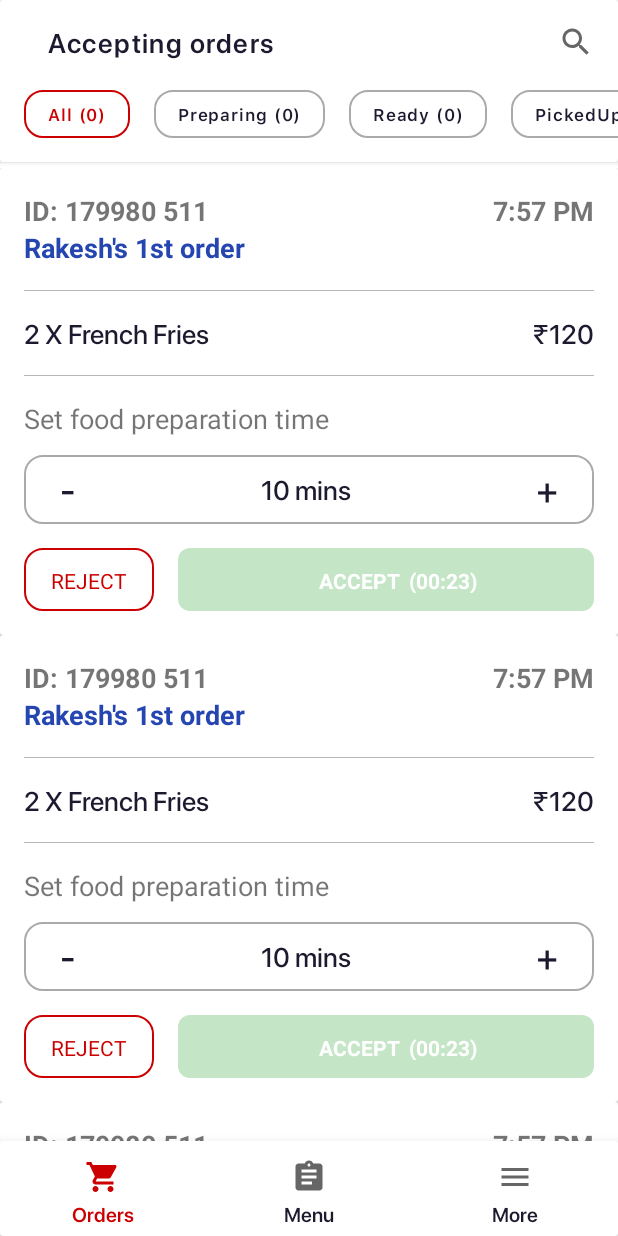
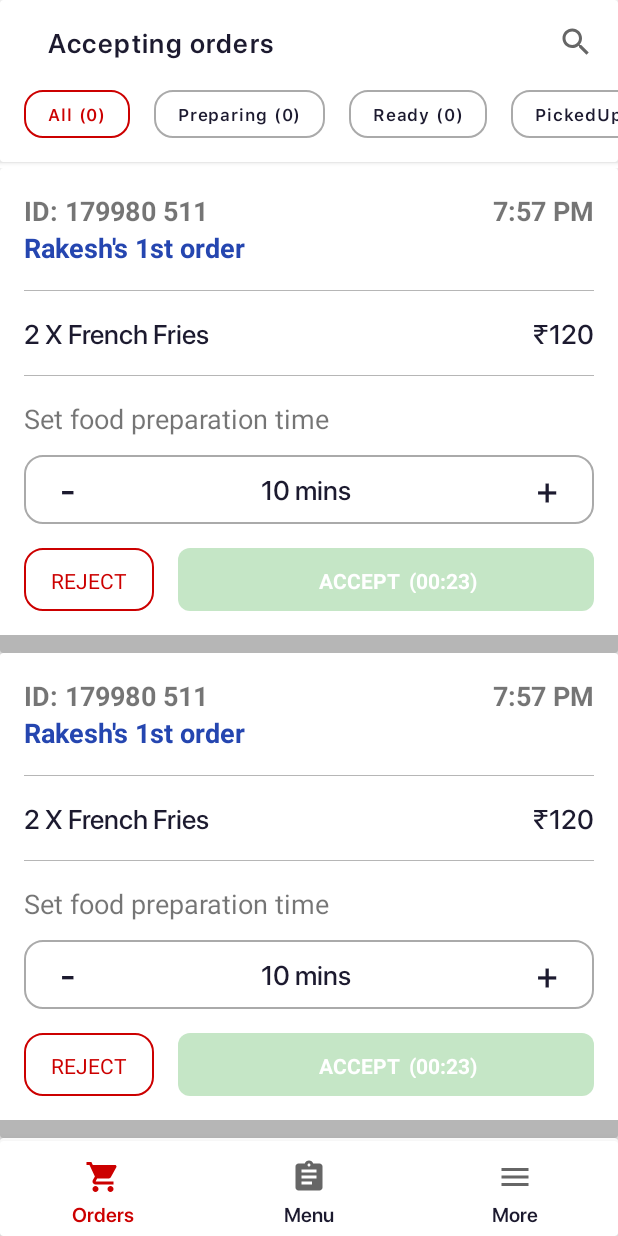
Before and after one commit to arpangroup/respaurant-partner-app, an Android app: the layout activity_order.xml on its own in the app's theme, with its tools: preview values and no code run, on a phone screen of 412 x 824 dp. Run offline under Robolectric (Android 15) with nearby library versions, the phone set to English and light mode, and no system bars.

Commit message:
Initial Commit

```diff
--- a/app/src/main/res/layout/activity_order.xml
+++ b/app/src/main/res/layout/activity_order.xml
@@ -17,8 +17,8 @@
         android:layout_below="@+id/toolbar"
         android:layout_marginTop="4dp"
         android:layout_width="match_parent"
+        android:layout_height="wrap_content"
         app:layoutManager="androidx.recyclerview.widget.LinearLayoutManager"
-        android:layout_height="wrap_content"
         tools:listitem="@layout/item_accept_order"/>
 
 
--- a/app/src/main/res/layout/item_accept_order.xml
+++ b/app/src/main/res/layout/item_accept_order.xml
@@ -4,6 +4,10 @@
     xmlns:app="http://schemas.android.com/apk/res-auto"
     android:layout_width="match_parent"
     android:layout_height="wrap_content">
+    <LinearLayout
+        android:layout_width="match_parent"
+        android:layout_height="wrap_content"
+        android:orientation="vertical">
         <LinearLayout
             android:layout_width="match_parent"
             android:layout_height="wrap_content"
@@ -66,5 +70,9 @@
                 layout="@layout/layout_accept"/>
         </LinearLayout>
 
-
+        <View
+            android:layout_width="match_parent"
+            android:layout_height="12dp"
+            android:background="@color/lightsilver" />
+    </LinearLayout>
 </androidx.cardview.widget.CardView>
```
Lines whose indentation alone changed are shown as unchanged.
